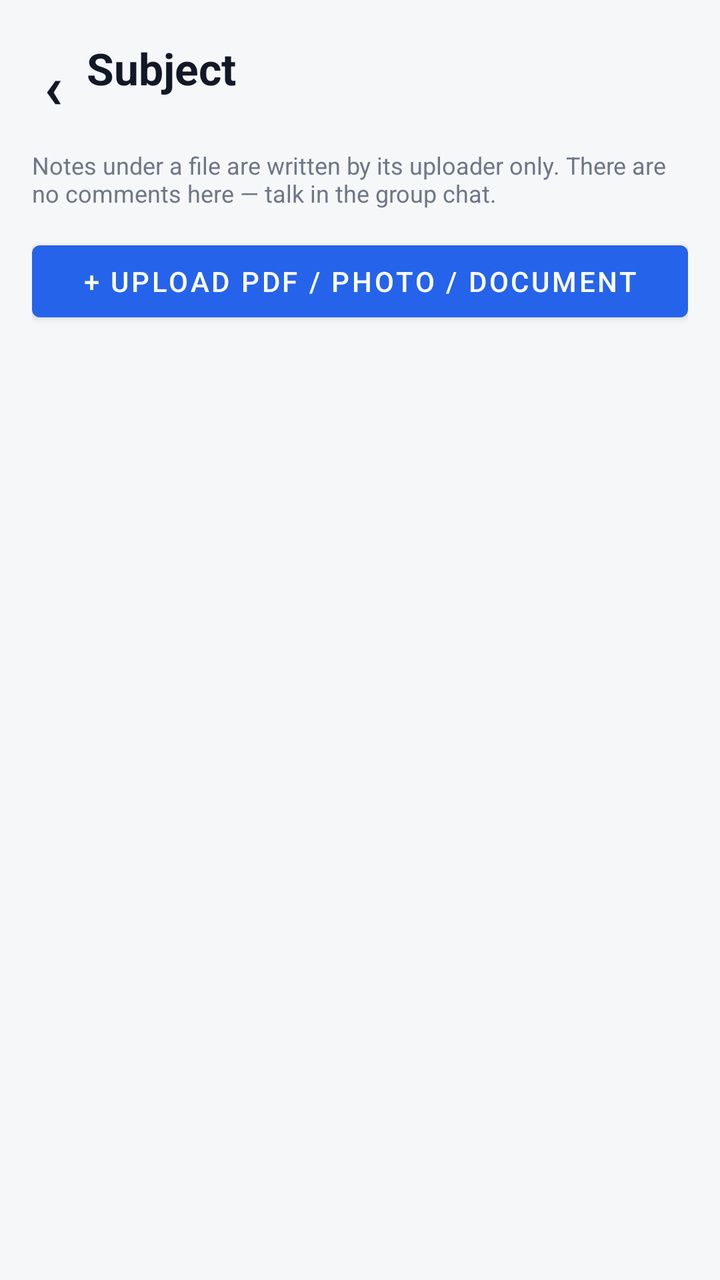
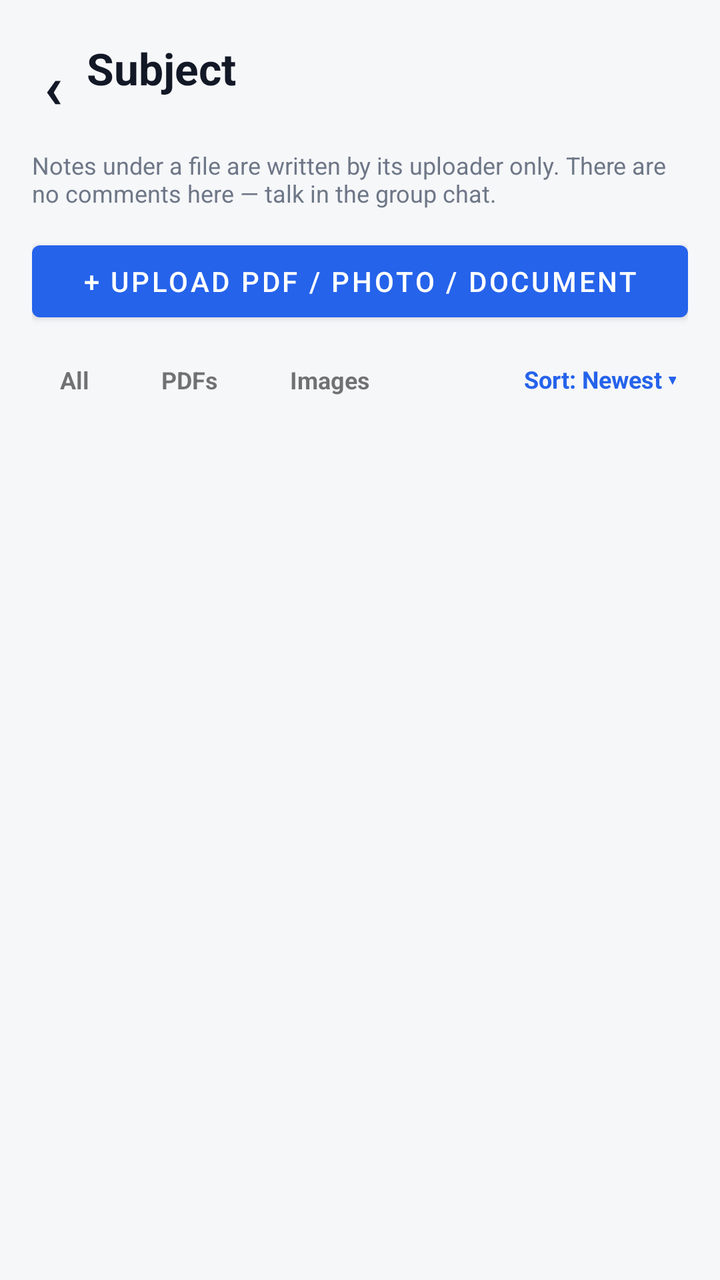

Screens rendered from an Android XML layout before and after an edit, with the pre-edit source and the edit as a unified diff.
<!-- AndroidManifest.xml: application theme Theme.Index -->
<!-- res/layout/activity_subject_detail.xml -->
<?xml version="1.0" encoding="utf-8"?>
<LinearLayout xmlns:android="http://schemas.android.com/apk/res/android"
    android:layout_width="match_parent"
    android:layout_height="match_parent"
    android:background="@color/background"
    android:orientation="vertical"
    android:padding="16dp">

    <LinearLayout
        android:layout_width="match_parent"
        android:layout_height="wrap_content"
        android:gravity="center_vertical"
        android:orientation="horizontal">

        <TextView
            android:id="@+id/btnBackSubject"
            android:layout_width="wrap_content"
            android:layout_height="wrap_content"
            android:padding="6dp"
            android:text="‹"
            android:textColor="@color/on_background"
            android:textSize="30sp"
            android:textStyle="bold" />

        <LinearLayout
            android:layout_width="0dp"
            android:layout_height="wrap_content"
            android:layout_marginStart="6dp"
            android:layout_weight="1"
            android:orientation="vertical">

            <TextView
                android:id="@+id/tvSubjectTitle"
                android:layout_width="wrap_content"
                android:layout_height="wrap_content"
                android:text="Subject"
                android:textColor="@color/on_background"
                android:textSize="22sp"
                android:textStyle="bold" />

            <TextView
                android:id="@+id/tvSubjectMeta"
                android:layout_width="wrap_content"
                android:layout_height="wrap_content"
                android:text=""
                android:textColor="@color/muted"
                android:textSize="12sp" />
        </LinearLayout>
    </LinearLayout>

    <TextView
        android:layout_width="wrap_content"
        android:layout_height="wrap_content"
        android:layout_marginTop="6dp"
        android:text="Notes under a file are written by its uploader only. There are no comments here — talk in the group chat."
        android:textColor="@color/muted"
        android:textSize="12sp" />

    <Button
        android:id="@+id/btnUploadFile"
        android:layout_width="match_parent"
        android:layout_height="wrap_content"
        android:layout_marginTop="12dp"
        android:text="+ Upload PDF / photo / document" />

    <androidx.recyclerview.widget.RecyclerView
        android:id="@+id/rvSubjectFiles"
        android:layout_width="match_parent"
        android:layout_height="0dp"
        android:layout_marginTop="10dp"
        android:layout_weight="1" />

    <TextView
        android:id="@+id/tvSubjectEmpty"
        android:layout_width="wrap_content"
        android:layout_height="wrap_content"
        android:layout_marginTop="12dp"
        android:text="No material in this subject yet."
        android:textColor="@color/muted"
        android:textSize="13sp"
        android:visibility="gone" />
</LinearLayout>
<!-- resources referenced by this layout -->
<resources>
  <color name="background">#F6F7F9</color>
  <color name="muted">#6E7787</color>
  <color name="on_background">#121826</color>
  <style name="Theme.Index" parent="Theme.MaterialComponents.DayNight.NoActionBar">
          <item name="colorPrimary">@color/primary</item>
          <item name="colorPrimaryVariant">@color/primary_dark</item>
          <item name="colorAccent">@color/primary</item>
          <item name="android:windowBackground">@color/background</item>
          <item name="android:statusBarColor">@color/background</item>
          <item name="android:navigationBarColor">@color/surface</item>
      </style>
  <color name="primary">#2563EB</color>
  <color name="primary_dark">#1D4ED8</color>
  <color name="surface">#FFFFFF</color>
</resources>

<!-- the commit's change to res/layout/activity_subject_detail.xml (unified diff, before → after) -->
@@ -63,6 +63,65 @@
         android:layout_marginTop="12dp"
         android:text="+ Upload PDF / photo / document" />
 
+    
+    <LinearLayout
+        android:layout_width="match_parent"
+        android:layout_height="wrap_content"
+        android:layout_marginTop="10dp"
+        android:gravity="center_vertical"
+        android:orientation="horizontal">
+
+        <TextView
+            android:id="@+id/chipFilterAll"
+            android:layout_width="wrap_content"
+            android:layout_height="wrap_content"
+            android:paddingStart="14dp"
+            android:paddingTop="7dp"
+            android:paddingEnd="14dp"
+            android:paddingBottom="7dp"
+            android:text="All"
+            android:textSize="12sp"
+            android:textStyle="bold" />
+
+        <TextView
+            android:id="@+id/chipFilterPdf"
+            android:layout_width="wrap_content"
+            android:layout_height="wrap_content"
+            android:layout_marginStart="8dp"
+            android:paddingStart="14dp"
+            android:paddingTop="7dp"
+            android:paddingEnd="14dp"
+            android:paddingBottom="7dp"
+            android:text="PDFs"
+            android:textSize="12sp"
+            android:textStyle="bold" />
+
+        <TextView
+            android:id="@+id/chipFilterImg"
+            android:layout_width="wrap_content"
+            android:layout_height="wrap_content"
+            android:layout_marginStart="8dp"
+            android:paddingStart="14dp"
+            android:paddingTop="7dp"
+            android:paddingEnd="14dp"
+            android:paddingBottom="7dp"
+            android:text="Images"
+            android:textSize="12sp"
+            android:textStyle="bold" />
+
+        <TextView
+            android:id="@+id/tvSortMode"
+            android:layout_width="0dp"
+            android:layout_height="wrap_content"
+            android:layout_weight="1"
+            android:gravity="end"
+            android:padding="6dp"
+            android:text="Sort: Newest ▾"
+            android:textColor="@color/primary"
+            android:textSize="12sp"
+            android:textStyle="bold" />
+    </LinearLayout>
+
     <androidx.recyclerview.widget.RecyclerView
         android:id="@+id/rvSubjectFiles"
         android:layout_width="match_parent"
